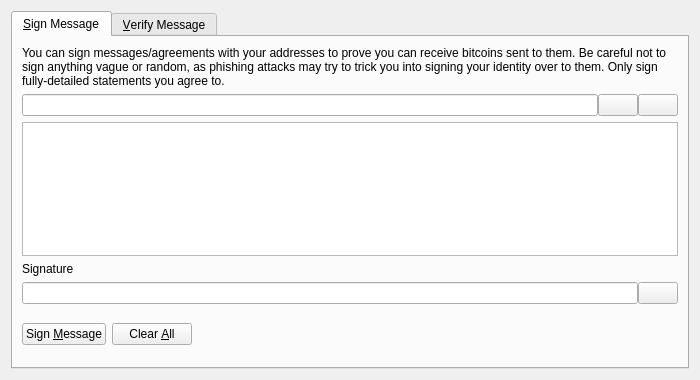
Above: src/qt/forms/signverifymessagedialog.ui from flavacoin/educational-coin-project before the change. Below: the same form after it.
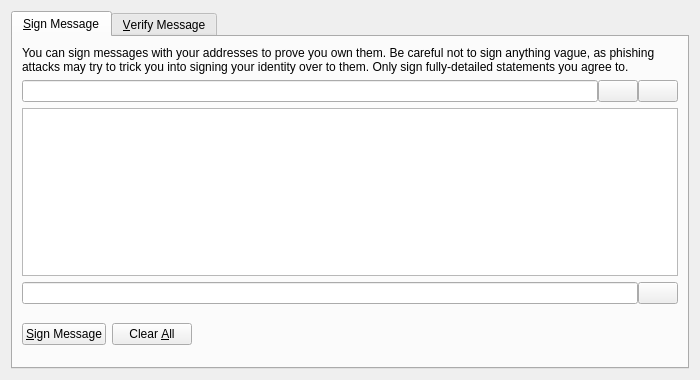
That is the form after the change. The open tabs and pages were chosen to show the change. Icons and pictures are not drawn. Custom widgets are drawn as their Qt base class.

```diff
--- a/src/qt/forms/signverifymessagedialog.ui
+++ b/src/qt/forms/signverifymessagedialog.ui
@@ -30,7 +30,7 @@
        <item>
         <widget class="QLabel" name="infoLabel_SM">
          <property name="text">
-          <string>You can sign messages/agreements with your addresses to prove you can receive bitcoins sent to them. Be careful not to sign anything vague or random, as phishing attacks may try to trick you into signing your identity over to them. Only sign fully-detailed statements you agree to.</string>
+          <string>You can sign messages with your addresses to prove you own them. Be careful not to sign anything vague, as phishing attacks may try to trick you into signing your identity over to them. Only sign fully-detailed statements you agree to.</string>
          </property>
          <property name="textFormat">
           <enum>Qt::PlainText</enum>
@@ -101,16 +101,6 @@
          </property>
         </widget>
        </item>
-       <item>
-        <widget class="QLabel" name="signatureLabel_SM">
-         <property name="text">
-          <string>Signature</string>
-         </property>
-         <property name="textFormat">
-          <enum>Qt::PlainText</enum>
-         </property>
-        </widget>
-       </item>
        <item>
         <layout class="QHBoxLayout" name="horizontalLayout_2_SM">
          <property name="spacing">
@@ -155,7 +145,7 @@
             <string>Sign the message to prove you own this Bitcoin address</string>
            </property>
            <property name="text">
-            <string>Sign &amp;Message</string>
+            <string>&amp;Sign Message</string>
            </property>
            <property name="icon">
             <iconset resource="../bitcoin.qrc">
```
Left out of the diff: 24 changed lines with no effect on the pictures.
